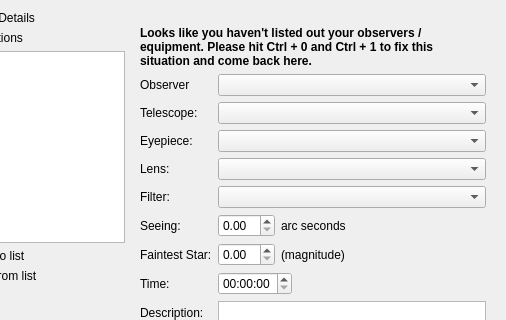
First picture: the form in kstars/oal/execute.ui, repository KDE/kstars, before the edit; both pictures show x 100 to 606 and y 0 to 320 of the 606 by 436 pixel window.
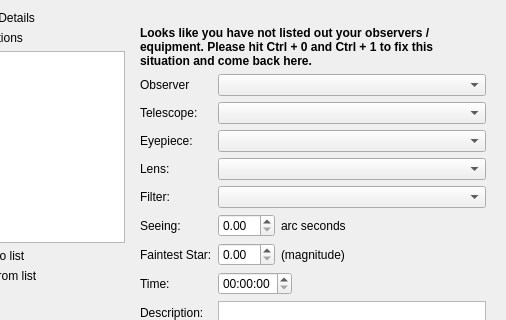
Second picture: the form after the edit. The open tabs and pages were chosen to show the change. Custom widgets are drawn as their Qt base class.

What changed in the file:
```diff
--- a/kstars/oal/execute.ui
+++ b/kstars/oal/execute.ui
@@ -440,7 +440,7 @@
               </font>
              </property>
              <property name="text">
-              <string>Looks like you haven't listed out your observers / equipment. Please hit Ctrl + 0 and Ctrl + 1 to fix this situation and come back here.</string>
+              <string>Looks like you have not listed out your observers / equipment. Please hit Ctrl + 0 and Ctrl + 1 to fix this situation and come back here.</string>
              </property>
              <property name="wordWrap">
               <bool>true</bool>
```
